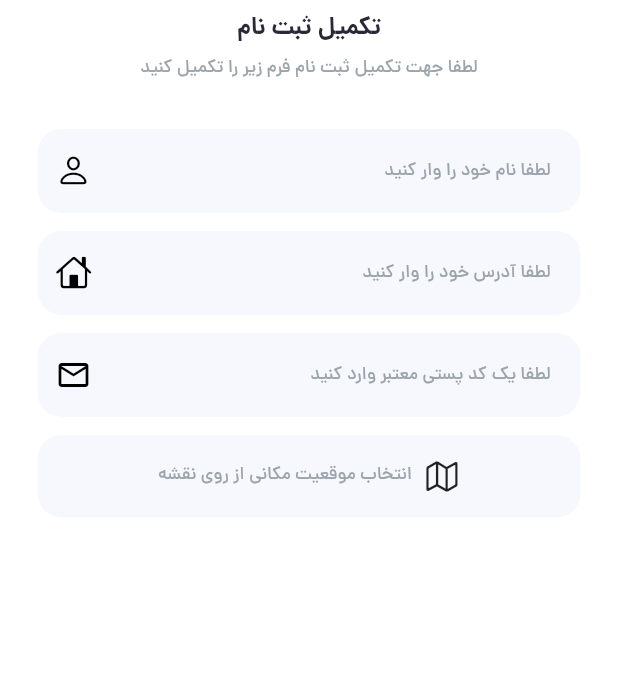
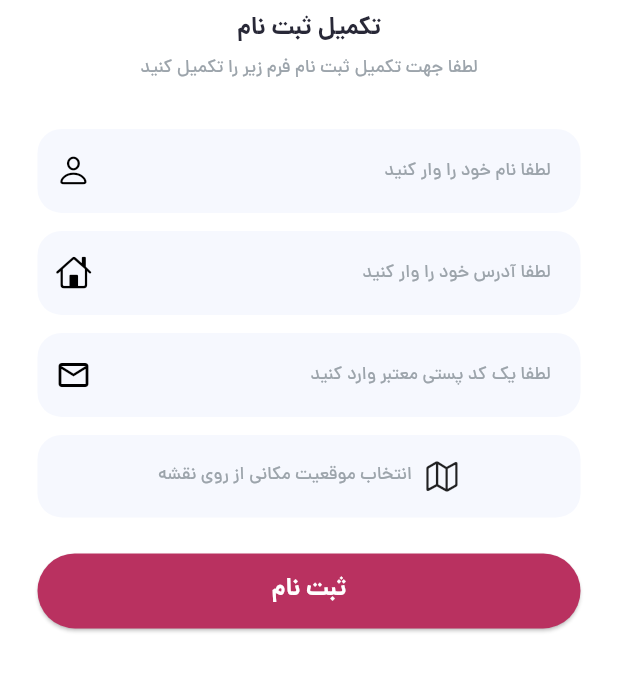
Before and after one commit to mohammad-dehghanifard/FlutterWatchStore, a Flutter app: the RegisterScreen screen opened by its route, on a phone screen of 412 x 824 dp, the part 151-843 px from its top. Run offline on Flutter 3.47's test engine with Material 3 defaults, Android fonts, the phone set to English and light mode, and no system bars; our stand-ins replace bloc, dio, equatable, flutter_bloc, flutter_svg, get_it and 4 more; accounts and stored records are empty; generated files the repository leaves out were written again.

Commit message:
completed RegisterScreen

```diff
--- a/lib/features/auth/presentation/pages/register_page.dart
+++ b/lib/features/auth/presentation/pages/register_page.dart
@@ -1,6 +1,7 @@
 import 'package:flutter/cupertino.dart';
 import 'package:flutter/material.dart';
 import 'package:flutter_watch_store/core/resources/extension.dart';
+import 'package:flutter_watch_store/core/widgets/watch_main_button_widget.dart';
 import 'package:flutter_watch_store/core/widgets/watch_text_field.dart';
 import 'package:flutter_watch_store/features/auth/presentation/widgets/select_location_map_button.dart';
 
@@ -46,7 +47,10 @@ class RegisterScreen extends StatelessWidget {
                   ),
                   12.0.height,
                   // get location in map
-                  SelectLocationMapButton(onTap: () {},)
+                  SelectLocationMapButton(onTap: () {}),
+                  24.0.height,
+                  // register button
+                  WatchMainButton(title: "ثبت نام", onTap: () {},)
                 ],
               ),
             ),
```
